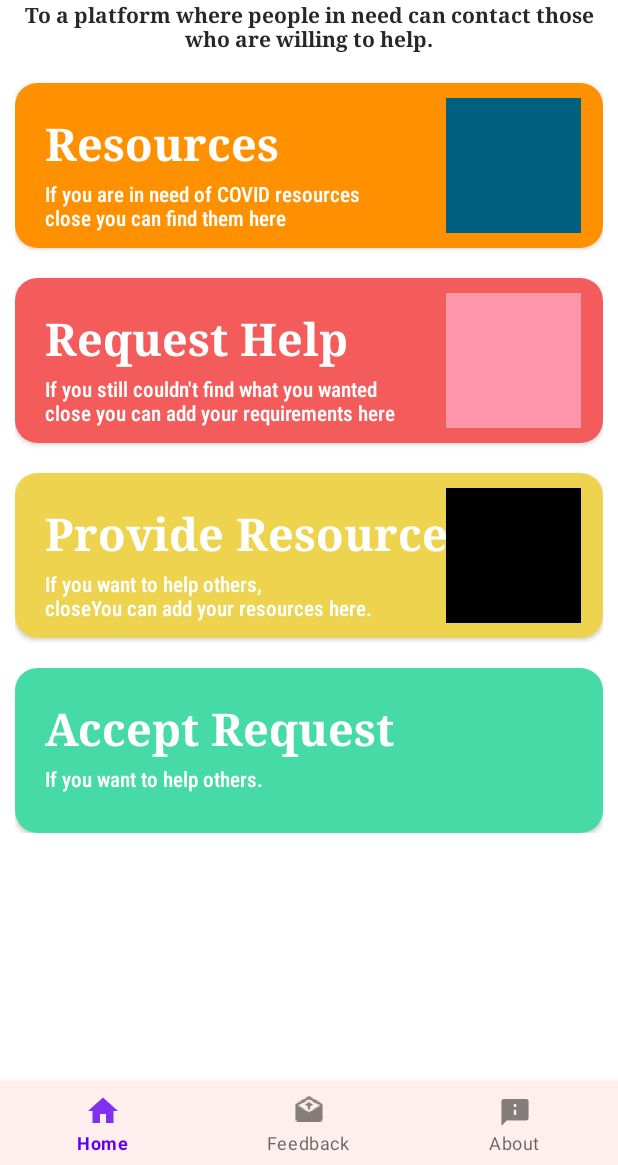
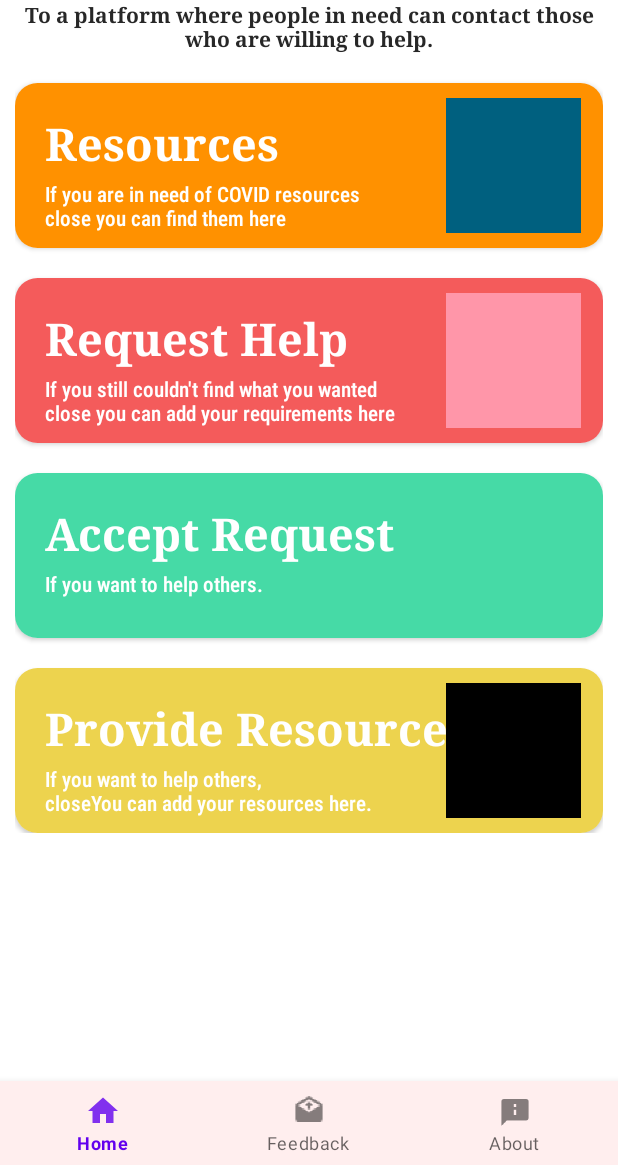
Before and after one commit to AnubhavPabby/covires, an Android app: the screen it shows after launch (LauncherActivity), on a phone screen of 412 x 824 dp, the part 71-1236 px from its top. Run offline under Robolectric (Android 15) with nearby library versions, the phone set to English and light mode, and no system bars; our stand-ins replace Timber, navigation-ui; libraries missing offline, so code that uses them is left out: androidx.viewbinding; Roboto replaces fonts that are not available here.

Commit message:
Connected the home fragment with other card fragments

```diff
--- a/app/src/main/java/com/trippyheads/covires/ui/fragments/HomeFragment.kt
+++ b/app/src/main/java/com/trippyheads/covires/ui/fragments/HomeFragment.kt
@@ -5,6 +5,7 @@ import android.view.LayoutInflater
 import android.view.View
 import android.view.ViewGroup
 import androidx.fragment.app.Fragment
+import androidx.navigation.findNavController
 import com.trippyheads.covires.databinding.FragmentHomeBinding
 
 // TODO: Rename parameter arguments, choose names that match
@@ -42,6 +43,30 @@ class HomeFragment : Fragment() {
         return binding.root
     }
 
+    override fun onViewCreated(view: View, savedInstanceState: Bundle?) {
+        super.onViewCreated(view, savedInstanceState)
+
+        binding.cvKnowAboutResources.setOnClickListener {
+            val action = HomeFragmentDirections.actionHomeFragmentToKnowAboutResourcesFragment()
+            it.findNavController().navigate(action)
+        }
+
+        binding.cvRequestHelp.setOnClickListener {
+            val action = HomeFragmentDirections.actionHomeFragmentToHelpRequestFormFragment()
+            it.findNavController().navigate(action)
+        }
+
+        binding.cvAcceptRequest.setOnClickListener {
+            val action = HomeFragmentDirections.actionHomeFragmentToHelpRequests()
+            it.findNavController().navigate(action)
+        }
+
+        binding.cvProvideResources.setOnClickListener {
+            val action = HomeFragmentDirections.actionHomeFragmentToProvideResourcesFormFragment()
+            it.findNavController().navigate(action)
+        }
+    }
+
     override fun onDestroyView() {
         super.onDestroyView()
         _binding = null
--- a/app/src/main/res/layout/fragment_home.xml
+++ b/app/src/main/res/layout/fragment_home.xml
@@ -27,7 +27,6 @@
             android:layout_height="wrap_content"
             android:fontFamily="cursive"
             android:text="CoviRes"
-
             android:textColor="#000"
             android:textSize="30dp"
             android:textStyle="bold"
@@ -35,7 +34,6 @@
             app:layout_constraintTop_toTopOf="parent" />
 
         <TextView
-
             android:layout_width="wrap_content"
             android:layout_height="wrap_content"
             android:fontFamily="serif"
@@ -62,10 +60,12 @@
             android:weightSum="4">
 
             <androidx.cardview.widget.CardView
+                android:id="@+id/cvKnowAboutResources"
                 android:layout_width="match_parent"
                 android:layout_height="110dp"
                 android:layout_marginTop="20dp"
                 app:cardCornerRadius="15dp"
+                android:elevation="30dp"
                 android:layout_weight="1">
 
                 <RelativeLayout
@@ -107,10 +107,12 @@
             </androidx.cardview.widget.CardView>
 
             <androidx.cardview.widget.CardView
+                android:id="@+id/cvRequestHelp"
                 android:layout_width="match_parent"
                 android:layout_height="110dp"
                 android:layout_marginTop="20dp"
                 app:cardCornerRadius="15dp"
+                android:elevation="30dp"
                 android:layout_weight="1">
 
                 <RelativeLayout
@@ -138,8 +140,7 @@
                         android:layout_marginLeft="10dp"
                         android:layout_marginTop="3dp"
                         android:fontFamily="sans-serif-condensed-medium"
-                        android:text="If you still couldn't find what you wanted \nclose you can add your
-requirements here"
+                        android:text="If you still couldn't find what you wanted \nclose you can add your requirements here"
                         android:textColor="#ffff" />
 
                     <ImageView
@@ -153,10 +154,59 @@ requirements here"
             </androidx.cardview.widget.CardView>
 
             <androidx.cardview.widget.CardView
+                android:id="@+id/cvAcceptRequest"
                 android:layout_width="match_parent"
                 android:layout_height="110dp"
                 android:layout_marginTop="20dp"
                 app:cardCornerRadius="15dp"
+                android:elevation="30dp"
+                android:layout_weight="1">
+
+                <RelativeLayout
+                    android:layout_width="match_parent"
+                    android:layout_height="match_parent"
+                    android:background="@color/lightGreen"
+                    android:padding="10dp">
+
+                    <TextView
+                        android:id="@+id/t4"
+                        android:layout_width="wrap_content"
+                        android:layout_height="wrap_content"
+                        android:layout_marginLeft="10dp"
+                        android:layout_marginTop="10dp"
+                        android:fontFamily="serif"
+                        android:text="Accept Request"
+                        android:textColor="#ffff"
+                        android:textSize="30sp"
+                        android:textStyle="bold" />
+
+                    <TextView
+                        android:layout_width="wrap_content"
+                        android:layout_height="wrap_content"
+                        android:layout_below="@+id/t4"
+                        android:layout_marginLeft="10dp"
+                        android:layout_marginTop="3dp"
+                        android:fontFamily="sans-serif-condensed-medium"
+                        android:text="If you want to help others."
+                        android:textColor="#ffff" />
+
+                    <ImageView
+                        android:layout_width="100dp"
+                        android:layout_height="100dp"
+                        android:layout_alignParentRight="true"
+                        android:maxHeight="100dp"
+                        android:src="@drawable/want_to_help" />
+
+                </RelativeLayout>
+            </androidx.cardview.widget.CardView>
+
+            <androidx.cardview.widget.CardView
+                android:id="@+id/cvProvideResources"
+                android:layout_width="match_parent"
+                android:layout_height="110dp"
+                android:layout_marginTop="20dp"
+                app:cardCornerRadius="15dp"
+                android:elevation="30dp"
                 android:layout_weight="1">
 
                 <RelativeLayout
@@ -197,53 +247,6 @@ requirements here"
                 </RelativeLayout>
             </androidx.cardview.widget.CardView>
 
-            <androidx.cardview.widget.CardView
-                android:layout_width="match_parent"
-                android:layout_height="110dp"
-                android:layout_marginTop="20dp"
-                app:cardCornerRadius="15dp"
-                android:layout_weight="1">
-
-                <RelativeLayout
-                    android:layout_width="match_parent"
-                    android:layout_height="match_parent"
-                    android:background="@color/lightGreen"
-                    android:padding="10dp">
-
-                    <TextView
-                        android:id="@+id/t4"
-                        android:layout_width="wrap_content"
-                        android:layout_height="wrap_content"
-                        android:layout_marginLeft="10dp"
-                        android:layout_marginTop="10dp"
-                        android:fontFamily="serif"
-                        android:text="Accept Request"
-                        android:textColor="#ffff"
-                        android:textSize="30sp"
-                        android:textStyle="bold" />
-
-                    <TextView
-                        android:layout_width="wrap_content"
-                        android:layout_height="wrap_content"
-                        android:layout_below="@+id/t4"
-                        android:layout_marginLeft="10dp"
-                        android:layout_marginTop="3dp"
-                        android:fontFamily="sans-serif-condensed-medium"
-                        android:text="If you want to help others.
-
-"
-                        android:textColor="#ffff" />
-
-                    <ImageView
-                        android:layout_width="100dp"
-                        android:layout_height="100dp"
-                        android:layout_alignParentRight="true"
-                        android:maxHeight="100dp"
-                        android:src="@drawable/want_to_help" />
-
-                </RelativeLayout>
-            </androidx.cardview.widget.CardView>
-
         </LinearLayout>
     </androidx.core.widget.NestedScrollView>
 
--- a/app/src/main/res/navigation/app_navigation.xml
+++ b/app/src/main/res/navigation/app_navigation.xml
@@ -12,7 +12,7 @@
         tools:layout="@layout/fragment_home" >
 
         <action
-            android:id="@+id/action_homeFragment_to_helpRequestFormFragment2"
+            android:id="@+id/action_homeFragment_to_helpRequestFormFragment"
             app:destination="@id/helpRequestFormFragment" />
         <action
             android:id="@+id/action_homeFragment_to_helpRequests"
```
